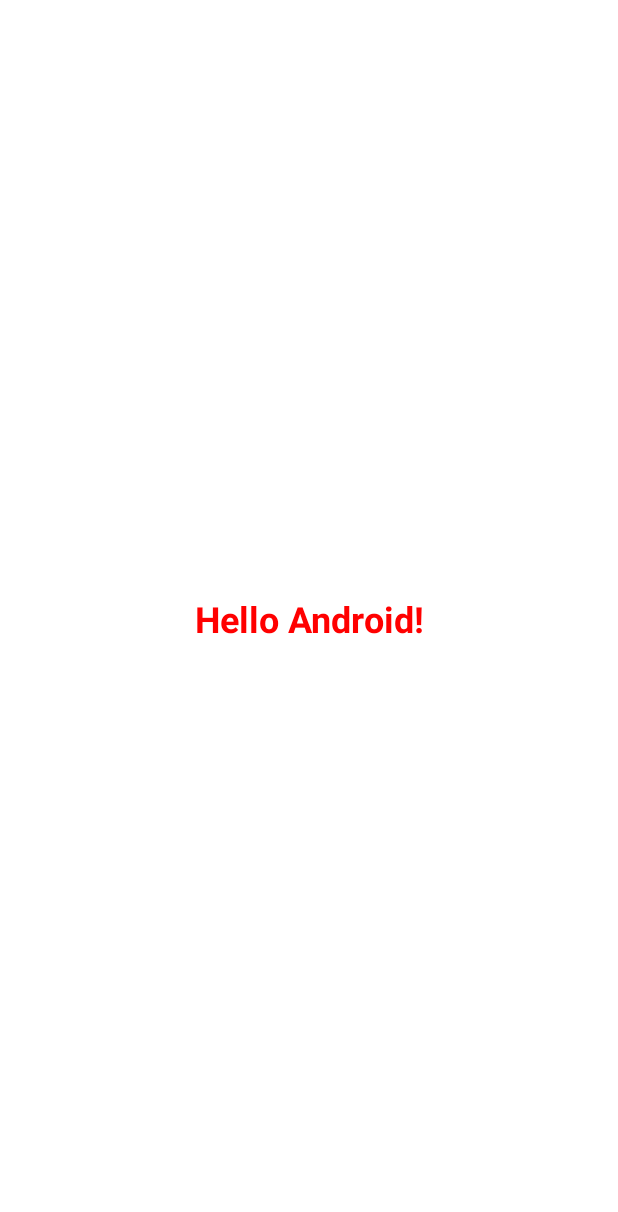
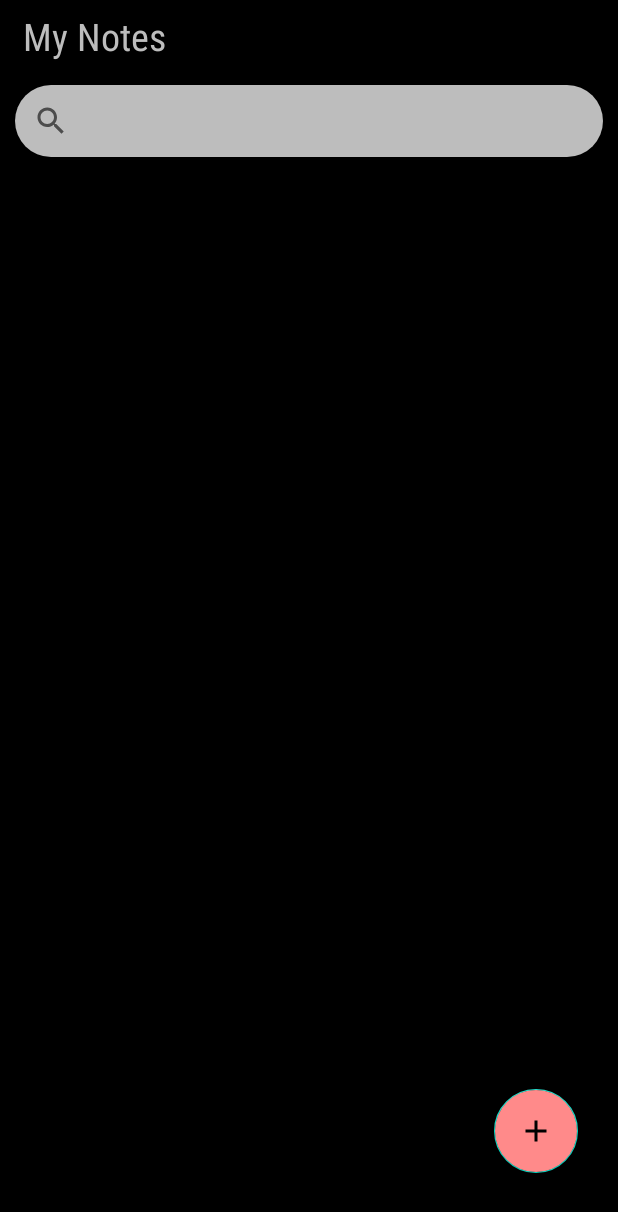
Before and after one commit to valchez-dev/Android_Notes, an Android app: the screen it shows after launch (MainActivity), on a phone screen of 412 x 824 dp. Shown: the top 1212 px of the screen. Run offline under Robolectric (Android 15) with nearby library versions, the phone set to English and light mode, and no system bars.

Commit message:
Main activity ui

```diff
--- /dev/null
+++ b/app/src/main/res/drawable/ic_add.xml
@@ -0,0 +1,10 @@
+<vector xmlns:android="http://schemas.android.com/apk/res/android"
+    android:width="24dp"
+    android:height="24dp"
+    android:viewportWidth="24"
+    android:viewportHeight="24"
+    android:tint="?attr/colorControlNormal">
+  <path
+      android:fillColor="@android:color/white"
+      android:pathData="M19,13h-6v6h-2v-6H5v-2h6V5h2v6h6v2z"/>
+</vector>
--- /dev/null
+++ b/app/src/main/res/drawable/ic_search.xml
@@ -0,0 +1,10 @@
+<vector xmlns:android="http://schemas.android.com/apk/res/android"
+    android:width="24dp"
+    android:height="24dp"
+    android:viewportWidth="24"
+    android:viewportHeight="24"
+    android:tint="?attr/colorControlNormal">
+  <path
+      android:fillColor="@android:color/white"
+      android:pathData="M15.5,14h-0.79l-0.28,-0.27C15.41,12.59 16,11.11 16,9.5 16,5.91 13.09,3 9.5,3S3,5.91 3,9.5 5.91,16 9.5,16c1.61,0 3.09,-0.59 4.23,-1.57l0.27,0.28v0.79l5,4.99L20.49,19l-4.99,-5zM9.5,14C7.01,14 5,11.99 5,9.5S7.01,5 9.5,5 14,7.01 14,9.5 11.99,14 9.5,14z"/>
+</vector>
--- /dev/null
+++ b/app/src/main/res/drawable/search_shape.xml
@@ -0,0 +1,7 @@
+<?xml version="1.0" encoding="utf-8"?>
+<shape xmlns:android="http://schemas.android.com/apk/res/android">
+
+    <solid android:color="@color/color_light_grey"/>
+    <corners android:radius="50dp"/>
+
+</shape>
--- a/app/src/main/res/layout/activity_main.xml
+++ b/app/src/main/res/layout/activity_main.xml
@@ -4,18 +4,67 @@
     xmlns:tools="http://schemas.android.com/tools"
     android:layout_width="match_parent"
     android:layout_height="match_parent"
+    android:orientation="vertical"
+    android:background="@color/black"
     tools:context=".MainActivity">
 
     <TextView
+        android:id="@+id/title_main"
+        android:layout_width="match_parent"
+        android:layout_height="wrap_content"
+        android:fontFamily="sans-serif-condensed"
+        android:padding="5dp"
+        android:text="My Notes"
+        android:textColor="@color/color_light_grey"
+        android:textSize="25sp"
+        android:layout_marginStart="10dp"
+        app:layout_constraintBottom_toBottomOf="parent"
+        app:layout_constraintEnd_toEndOf="parent"
+        app:layout_constraintHorizontal_bias="0.0"
+        app:layout_constraintStart_toStartOf="parent"
+        app:layout_constraintTop_toTopOf="parent"
+        app:layout_constraintVertical_bias="0.002" />
+
+    <androidx.appcompat.widget.SearchView
+        android:id="@+id/search_bar"
+        android:layout_width="match_parent"
+        android:layout_height="wrap_content"
+        android:layout_margin="10dp"
+        app:searchIcon="@drawable/ic_search"
+        android:background="@drawable/search_shape"
+        app:layout_constraintBottom_toBottomOf="parent"
+        app:layout_constraintEnd_toEndOf="parent"
+        app:layout_constraintHorizontal_bias="0.526"
+        app:layout_constraintStart_toStartOf="parent"
+        app:layout_constraintTop_toBottomOf="@+id/title_main"
+        app:layout_constraintVertical_bias="0.0"
+        />
+
+    <androidx.recyclerview.widget.RecyclerView
+        android:id="@+id/rv_home"
+        android:layout_width="match_parent"
+        android:layout_height="wrap_content"
+        android:layout_marginBottom="28dp"
+        app:layout_constraintBottom_toBottomOf="parent"
+        app:layout_constraintEnd_toEndOf="parent"
+        app:layout_constraintHorizontal_bias="0.0"
+        app:layout_constraintStart_toStartOf="parent"
+        app:layout_constraintTop_toBottomOf="@+id/search_bar"
+        app:layout_constraintVertical_bias="0.019" />
+
+    <com.google.android.material.floatingactionbutton.FloatingActionButton
+        android:id="@+id/fab_home"
         android:layout_width="wrap_content"
         android:layout_height="wrap_content"
-        android:textSize="24dp"
-        android:textStyle="bold"
-        android:textColor="#FF0000"
-        android:text="Hello Android!"
+        android:backgroundTint="@color/color_red"
+        android:contentDescription="add_note_button"
+        android:src="@drawable/ic_add"
+        app:fabSize="normal"
         app:layout_constraintBottom_toBottomOf="parent"
-        app:layout_constraintLeft_toLeftOf="parent"
-        app:layout_constraintRight_toRightOf="parent"
-        app:layout_constraintTop_toTopOf="parent" />
+        app:layout_constraintEnd_toEndOf="parent"
+        app:layout_constraintHorizontal_bias="0.926"
+        app:layout_constraintStart_toStartOf="parent"
+        app:layout_constraintTop_toTopOf="parent"
+        app:layout_constraintVertical_bias="0.945" />
 
 </androidx.constraintlayout.widget.ConstraintLayout>
--- a/app/src/main/res/values/colors.xml
+++ b/app/src/main/res/values/colors.xml
@@ -17,4 +17,5 @@
     <color name="color_red">#FF8A8A</color>
     <color name="color_purple">#DBB1FF</color>
     <color name="color_pink">#FCBFD9</color>
+    <color name="color_light_grey">#BDBDBD</color>
 </resources>
--- a/app/src/main/res/values/themes.xml
+++ b/app/src/main/res/values/themes.xml
@@ -13,4 +13,18 @@
         <item name="android:statusBarColor" tools:targetApi="l">?attr/colorPrimaryVariant</item>
         <!-- Customize your theme here. -->
     </style>
+
+
+
+    <!--Search bar text -->
+    <style name="ThemeOverlay.search" parent="Theme.Notes">
+
+        <item name="android:editTextColor">#FF6262</item>
+        <item name="android:textColorHint">#FF7171</item>
+        <item name="android:hint">@string/app_name</item>
+        <item name="hintEnabled">true</item>
+        <item name="hintTextColor">@color/white</item>
+
+
+    </style>
 </resources>
```
